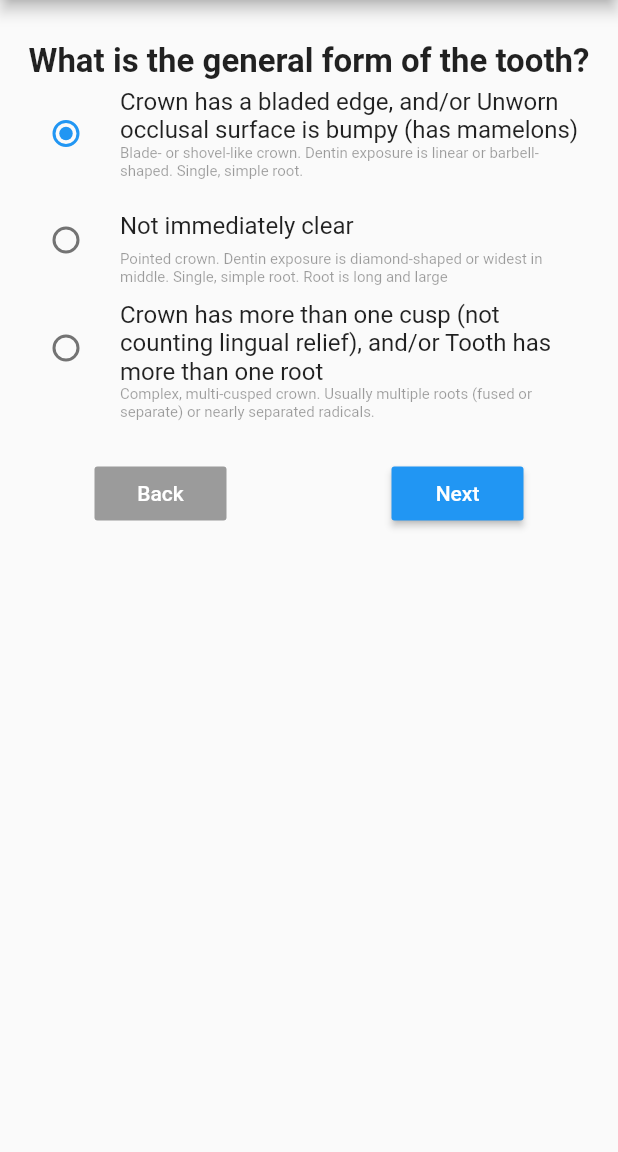
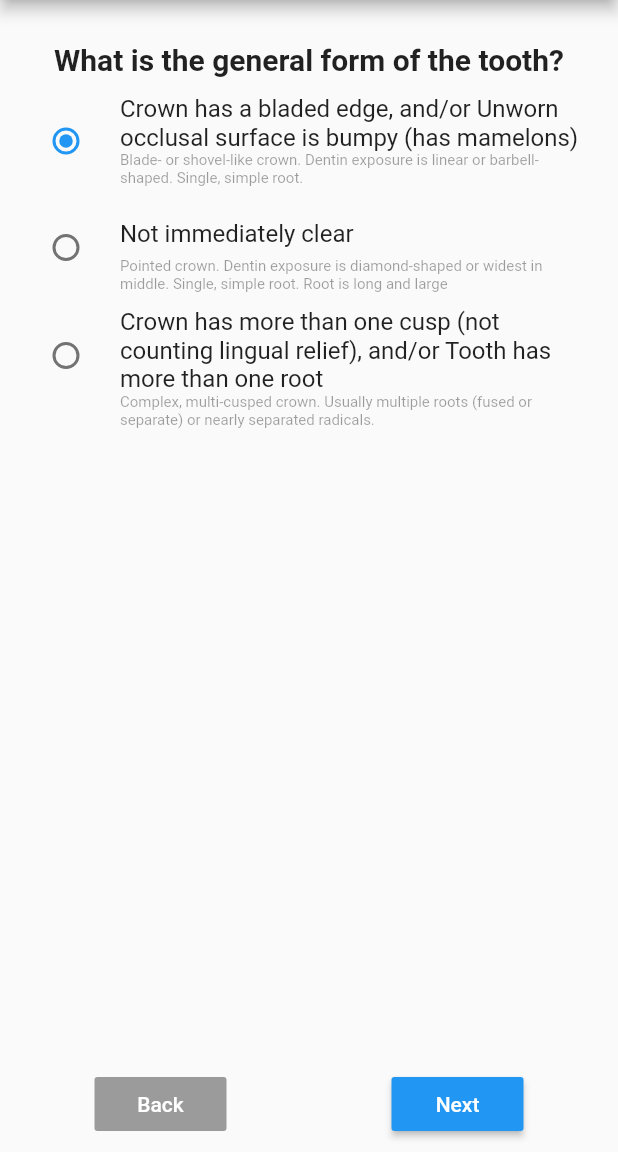
Before and after one commit to pjaskulski/toothidentapp, a Flutter app: the Screen22 screen opened by its route, on a phone screen of 412 x 824 dp, the part 84-1236 px from its top. Run offline on Flutter 3.47's test engine with Material 2 defaults, Android fonts, the phone set to English and light mode, and no system bars.

Commit message:
buttons position

```diff
--- a/lib/screens/screen22.dart
+++ b/lib/screens/screen22.dart
@@ -183,21 +183,31 @@ class _DecisionState extends State<Decision> {
       padding: const EdgeInsets.all(8.0),
       child: Column(
         children: <Widget>[
+          Expanded(
+            child: Column(children: <Widget>[
               SizedBox(
                 height: 20.0,
               ),
               Text(
                 widget.currentStep,
                 style: TextStyle(
-              fontSize: 22.0,
+                  fontSize: 20.0,
                   fontWeight: FontWeight.bold,
                 ),
               ),
-          Column(
+              Padding(
+                padding: const EdgeInsets.symmetric(vertical: 8.0),
+                child: Column(
                   children: widget.choiceList,
                 ),
-          SizedBox(height: 20.0),
-          Row(
+              ),
+            ]),
+          ),
+          // wyrównanie przycisków do dołu ekranu
+          Align(
+            alignment: Alignment.bottomCenter,
+            child: Container(
+              child: Row(
                 mainAxisAlignment: MainAxisAlignment.spaceAround,
                 children: <Widget>[
                   RaisedButton(
@@ -217,6 +227,8 @@ class _DecisionState extends State<Decision> {
                     onPressed: widget.onPressNext,
                   )
                 ],
+              ),
+            ),
           )
         ],
       ),
```
Lines whose indentation alone changed are shown as unchanged.
